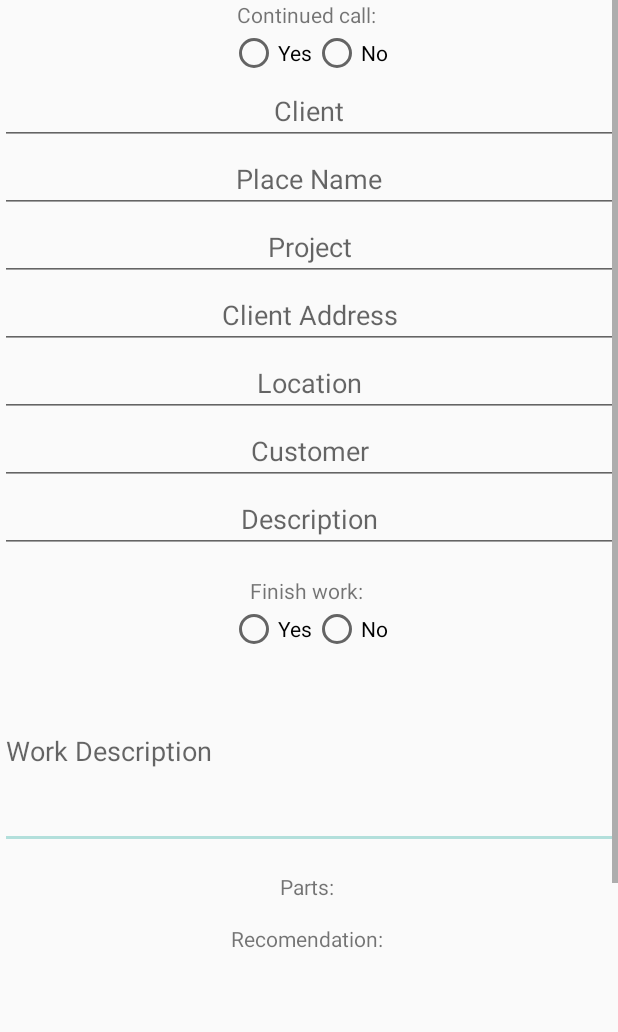
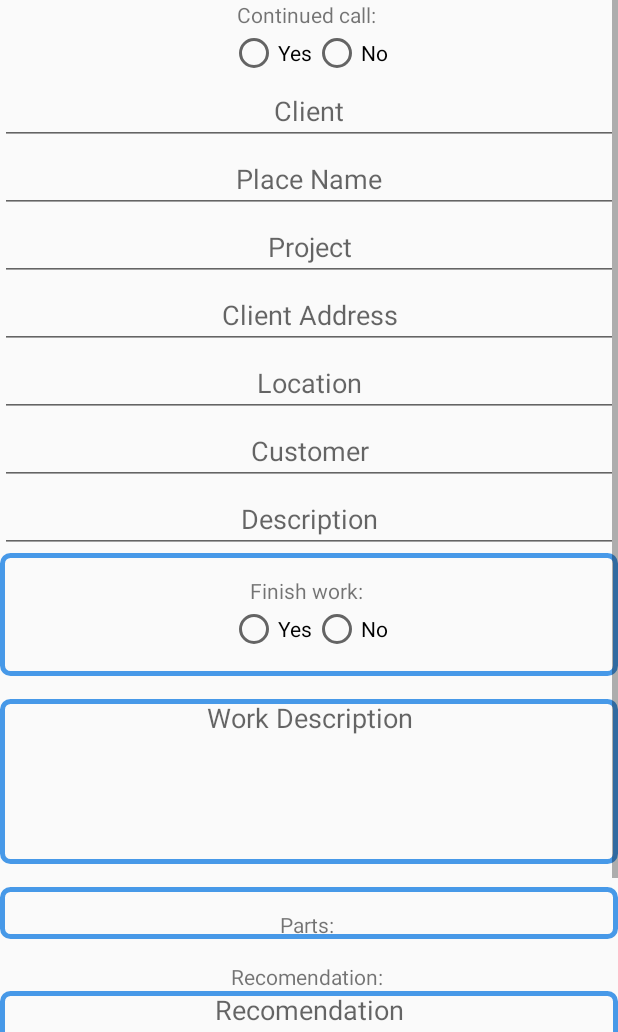
Before and after one commit to LamersDevelopers/TechPhone, an Android app: the layout call_activity.xml on its own in the app's theme, with its tools: preview values and no code run, on a phone screen of 412 x 824 dp, the part 204-1236 px from its top. Run offline under Robolectric (Android 15) with nearby library versions, the phone set to English and light mode, and no system bars.

Commit message:
02.09.17 - 2

```diff
--- a/app/src/main/res/layout-v17/call_activity.xml
+++ /dev/null
@@ -1,250 +0,0 @@
-<?xml version="1.0" encoding="utf-8"?>
-<LinearLayout xmlns:android="http://schemas.android.com/apk/res/android"
-    xmlns:app="http://schemas.android.com/apk/res-auto"
-    android:layout_width="match_parent"
-    android:layout_height="match_parent"
-    android:orientation="vertical"
-    app:layout_scrollFlags="scroll">
-<ScrollView
-    android:layout_width="match_parent"
-    android:layout_height="match_parent">
-    <LinearLayout
-        android:layout_width="match_parent"
-        android:layout_height="match_parent"
-        android:orientation="vertical">
-    <EditText
-        android:id="@+id/numberCall"
-        android:layout_width="match_parent"
-        android:layout_height="wrap_content"
-        android:ems="10"
-        android:hint="Call Number"
-        android:inputType="number"
-        android:gravity="center_horizontal"/>
-
-    <EditText
-        android:id="@+id/dateCall"
-        android:layout_width="match_parent"
-        android:layout_height="wrap_content"
-        android:ems="10"
-        android:hint="Date"
-        android:inputType="date"
-        android:gravity="center_horizontal"/>
-
-    <EditText
-        android:id="@+id/techCall"
-        android:layout_width="match_parent"
-        android:layout_height="wrap_content"
-        android:ems="10"
-        android:hint="Technician"
-        android:inputType="textPersonName"
-        android:gravity="center_horizontal"/>
-
-    <TextView
-        android:id="@+id/continueCall"
-        android:layout_width="match_parent"
-        android:layout_height="wrap_content"
-        android:text="Continued call: "
-        android:gravity="center_horizontal"/>
-
-    <RadioGroup
-        android:id="@+id/radioGroupIsContinued"
-        android:layout_width="match_parent"
-        android:layout_height="wrap_content"
-        android:orientation="horizontal"
-        android:gravity="center_horizontal">
-
-        <RadioButton
-            android:id="@+id/conYesRadioButton"
-            android:layout_width="wrap_content"
-            android:layout_height="wrap_content"
-            android:text="@string/yes" />
-
-        <RadioButton
-            android:id="@+id/conNoRadioButton"
-            android:layout_width="wrap_content"
-            android:layout_height="wrap_content"
-            android:text="@string/no" />
-
-    </RadioGroup>
-
-
-    <EditText
-        android:id="@+id/clientCall"
-        android:layout_width="match_parent"
-        android:layout_height="wrap_content"
-        android:ems="10"
-        android:hint="Client"
-        android:inputType="textPersonName"
-        android:gravity="center_horizontal"/>
-
-    <EditText
-        android:id="@+id/placeName"
-        android:layout_width="match_parent"
-        android:layout_height="wrap_content"
-        android:ems="10"
-        android:hint="Place Name"
-        android:inputType="textPersonName"
-        android:gravity="center_horizontal"/>
-
-    <EditText
-        android:id="@+id/project"
-        android:layout_width="match_parent"
-        android:layout_height="wrap_content"
-        android:ems="10"
-        android:hint="Project"
-        android:inputType="textPersonName"
-        android:gravity="center_horizontal"/>
-
-    <EditText
-        android:id="@+id/clientAddress"
-        android:layout_width="match_parent"
-        android:layout_height="wrap_content"
-        android:ems="10"
-        android:hint="Client Address"
-        android:inputType="textPersonName"
-        android:gravity="center_horizontal"/>
-
-    <EditText
-        android:id="@+id/clientLocation"
-        android:layout_width="match_parent"
-        android:layout_height="wrap_content"
-        android:ems="10"
-        android:hint="Location"
-        android:inputType="textPersonName"
-        android:gravity="center_horizontal"/>
-
-    <EditText
-        android:id="@+id/customer"
-        android:layout_width="match_parent"
-        android:layout_height="wrap_content"
-        android:ems="10"
-        android:hint="Customer"
-        android:inputType="textPersonName"
-        android:gravity="center_horizontal"/>
-
-    <EditText
-        android:id="@+id/description"
-        android:layout_width="match_parent"
-        android:layout_height="wrap_content"
-        android:ems="10"
-        android:hint="Description"
-        android:inputType="textPersonName"
-        android:gravity="center_horizontal"/>
-
-
-<LinearLayout
-    android:layout_width="match_parent"
-    android:layout_height="wrap_content"
-    android:background="@drawable/edittextstyle"
-    android:orientation="vertical">
-
-    <TextView
-        android:id="@+id/endCall"
-        android:layout_width="match_parent"
-        android:layout_height="wrap_content"
-        android:text="Finish work: "
-        android:gravity="center_horizontal"
-        android:layout_marginTop="15dp"/>
-
-    <RadioGroup
-        android:id="@+id/radioGroupIsEnd"
-        android:layout_width="match_parent"
-        android:layout_height="wrap_content"
-        android:orientation="horizontal"
-        android:gravity="center_horizontal"
-        android:layout_marginBottom="15dp">
-
-        <RadioButton
-            android:id="@+id/yesEndRadioButton"
-            android:layout_width="wrap_content"
-            android:layout_height="wrap_content"
-            android:text="@string/yes" />
-
-        <RadioButton
-            android:id="@+id/noEndRadioButton"
-            android:layout_width="wrap_content"
-            android:layout_height="wrap_content"
-            android:text="@string/no" />
-
-    </RadioGroup>
-
-</LinearLayout>
-
-
-     <EditText
-         android:id="@+id/workDescription"
-         android:layout_width="match_parent"
-         android:layout_height="wrap_content"
-         android:minLines="5"
-         android:hint="Work Description"
-         android:ellipsize="start"
-         android:gravity="center_horizontal"
-         android:background="@drawable/edittextstyle"
-         android:layout_marginTop="15dp"/>
-         />
-        <LinearLayout
-            android:layout_width="match_parent"
-            android:layout_height="wrap_content"
-            android:background="@drawable/edittextstyle"
-            android:layout_marginTop="15dp">
-
-            <TextView
-                android:id="@+id/parts"
-                android:layout_width="match_parent"
-                android:layout_height="wrap_content"
-                android:text="Parts: "
-                android:gravity="center_horizontal"
-                android:layout_marginTop="15dp"/>
-
-        </LinearLayout>
-
-
-
-        <TextView
-            android:id="@+id/recomendationTitle"
-            android:layout_width="match_parent"
-            android:layout_height="wrap_content"
-            android:text="Recomendation: "
-            android:gravity="center_horizontal"
-            android:layout_marginTop="15dp"/>
-        <EditText
-            android:id="@+id/recomendation"
-            android:layout_width="match_parent"
-            android:layout_height="wrap_content"
-            android:minLines="5"
-            android:hint="Recomendation"
-            android:gravity="center_horizontal"
-            android:background="@drawable/edittextstyle"/>
-
-        <LinearLayout
-            android:layout_width="match_parent"
-            android:layout_height="wrap_content"
-            android:orientation="vertical">
-
-            <LinearLayout
-                android:layout_width="match_parent"
-                android:layout_height="wrap_content"
-                android:orientation="horizontal"
-                android:layout_marginTop="15dp">
-
-                <TextView
-                    android:id="@+id/startWorkTitle"
-                    android:layout_width="wrap_content"
-                    android:layout_height="wrap_content"
-                    android:text="Start Work: "
-                    android:gravity="center_horizontal"/>
-                <TextClock
-                    android:layout_width="wrap_content"
-                    android:layout_height="wrap_content" />
-
-            </LinearLayout>
-
-
-
-
-        </LinearLayout>
-
-</LinearLayout>
-
-</ScrollView>
-</LinearLayout>
--- a/app/src/main/res/layout/call_activity.xml
+++ b/app/src/main/res/layout/call_activity.xml
@@ -131,6 +131,13 @@
                 android:inputType="textPersonName"
                 android:gravity="center_horizontal"/>
 
+
+            <LinearLayout
+                android:layout_width="match_parent"
+                android:layout_height="wrap_content"
+                android:background="@drawable/edittextstyle"
+                android:orientation="vertical">
+
                 <TextView
                     android:id="@+id/endCall"
                     android:layout_width="match_parent"
@@ -144,7 +151,8 @@
                     android:layout_width="match_parent"
                     android:layout_height="wrap_content"
                     android:orientation="horizontal"
-            android:gravity="center_horizontal">
+                    android:gravity="center_horizontal"
+                    android:layout_marginBottom="15dp">
 
                     <RadioButton
                         android:id="@+id/yesEndRadioButton"
@@ -160,12 +168,25 @@
 
                 </RadioGroup>
 
+            </LinearLayout>
+
+
             <EditText
                 android:id="@+id/workDescription"
                 android:layout_width="match_parent"
                 android:layout_height="wrap_content"
                 android:minLines="5"
-         android:hint="Work Description"/>
+                android:hint="Work Description"
+                android:ellipsize="start"
+                android:gravity="center_horizontal"
+                android:background="@drawable/edittextstyle"
+                android:layout_marginTop="15dp"/>
+            />
+            <LinearLayout
+                android:layout_width="match_parent"
+                android:layout_height="wrap_content"
+                android:background="@drawable/edittextstyle"
+                android:layout_marginTop="15dp">
 
                 <TextView
                     android:id="@+id/parts"
@@ -174,6 +195,10 @@
                     android:text="Parts: "
                     android:gravity="center_horizontal"
                     android:layout_marginTop="15dp"/>
+
+            </LinearLayout>
+
+
 
             <TextView
                 android:id="@+id/recomendationTitle"
@@ -187,7 +212,9 @@
                 android:layout_width="match_parent"
                 android:layout_height="wrap_content"
                 android:minLines="5"
-            android:hint="Recomendation"/>
+                android:hint="Recomendation"
+                android:gravity="center_horizontal"
+                android:background="@drawable/edittextstyle"/>
 
             <LinearLayout
                 android:layout_width="match_parent"
@@ -197,18 +224,16 @@
                 <LinearLayout
                     android:layout_width="match_parent"
                     android:layout_height="wrap_content"
-                android:orientation="horizontal">
+                    android:orientation="horizontal"
+                    android:layout_marginTop="15dp">
 
                     <TextView
-                    android:id="@+id/startWorkTitle"
+                        android:id="@+id/timeWorkTitle"
                         android:layout_width="wrap_content"
                         android:layout_height="wrap_content"
-                    android:text="Start Work: "
-                    android:gravity="center_horizontal"
-                    android:layout_marginTop="15dp"/>
-                <TextClock
-                    android:layout_width="wrap_content"
-                    android:layout_height="wrap_content" />
+                        android:text="Time Work: "
+                        android:gravity="center_horizontal"/>
+
 
                 </LinearLayout>
 
```
Also changed, not shown: app/src/main/java/com/startup/tech/activities/CallActivity.java (+51 -0 lines), app/src/main/res/layout/custom_time.xml (added, +104 -0 lines), 29 other files. Lines whose indentation alone changed are shown as unchanged.
